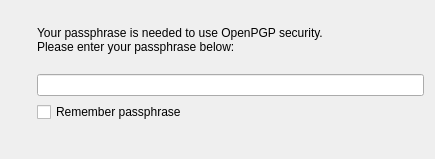
This is src/passphrase.ui in psi-im/psi as Qt 5 draws it before an edit. The edited form follows.
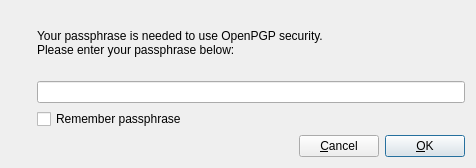
This is the edited form. Icons and pictures are not drawn. Custom widgets are drawn as their Qt base class.

```diff
--- a/src/passphrase.ui
+++ b/src/passphrase.ui
@@ -6,8 +6,8 @@
    <rect>
     <x>0</x>
     <y>0</y>
-    <width>435</width>
-    <height>159</height>
+    <width>476</width>
+    <height>168</height>
    </rect>
   </property>
   <property name="windowTitle">
@@ -141,15 +141,15 @@
       </spacer>
      </item>
      <item>
-      <widget class="IconButton" name="pb_cancel" native="true">
-       <property name="text" stdset="0">
+      <widget class="IconButton" name="pb_cancel">
+       <property name="text">
         <string>&amp;Cancel</string>
        </property>
       </widget>
      </item>
      <item>
-      <widget class="IconButton" name="pb_ok" native="true">
-       <property name="text" stdset="0">
+      <widget class="IconButton" name="pb_ok">
+       <property name="text">
         <string>&amp;OK</string>
        </property>
        <property name="default" stdset="0">
@@ -163,9 +163,14 @@
  </widget>
  <layoutdefault spacing="6" margin="11"/>
  <customwidgets>
+  <customwidget>
+   <class>IconLabel</class>
+   <extends>QLabel</extends>
+   <header>iconlabel.h</header>
+  </customwidget>
   <customwidget>
    <class>IconButton</class>
-   <extends>QWidget</extends>
+   <extends>QPushButton</extends>
    <header>iconbutton.h</header>
   </customwidget>
  </customwidgets>
```
Left out of the diff: 11 changed lines with no effect on the pictures.
